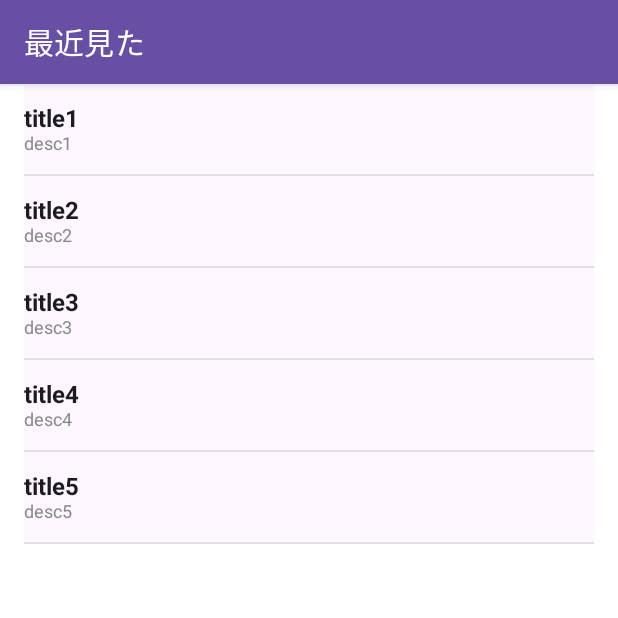
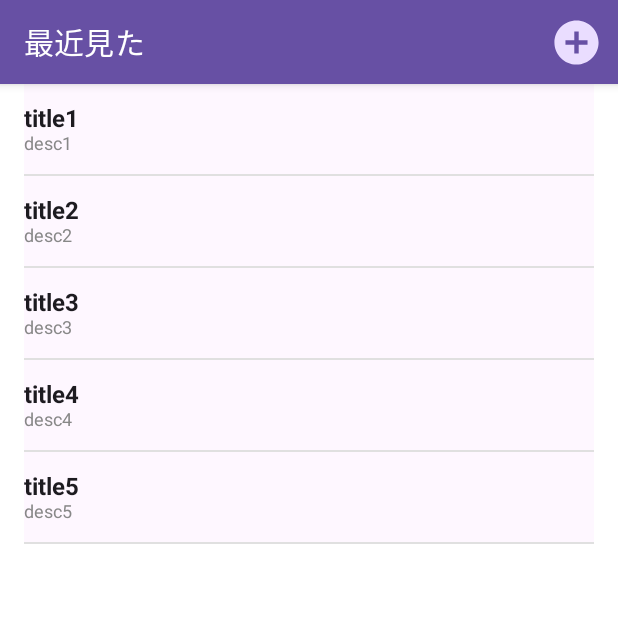
Before and after one commit to seabat/pdf_viewer, an Android app built with Jetpack Compose: the recentness screen opened through its navigation route, on a phone screen of 412 x 824 dp, the top half of it. Run offline under Robolectric (Android 15) with nearby library versions, the phone set to English and light mode, and no system bars; our stand-ins replace Dagger/Hilt's generated code; network calls fail.

Commit message:
ファイル追加のアイコンをヘッダーに追加する

```diff
--- a/ComposePdfViewer/app/src/main/java/dev/seabat/android/composepdfviewer/ui/PdfViewerAppBar.kt
+++ b/ComposePdfViewer/app/src/main/java/dev/seabat/android/composepdfviewer/ui/PdfViewerAppBar.kt
@@ -1,15 +1,19 @@
 package dev.seabat.android.composepdfviewer.ui
 
+import androidx.compose.foundation.layout.size
 import androidx.compose.material.Icon
 import androidx.compose.material.IconButton
 import androidx.compose.material.Text
 import androidx.compose.material.TopAppBar
 import androidx.compose.material.icons.Icons
+import androidx.compose.material.icons.filled.AddCircle
 import androidx.compose.material.icons.filled.Close
 import androidx.compose.material3.MaterialTheme
 import androidx.compose.runtime.Composable
 import androidx.compose.runtime.State
+import androidx.compose.ui.Modifier
 import androidx.compose.ui.res.stringResource
+import androidx.compose.ui.unit.dp
 import androidx.navigation.NavHostController
 import dev.seabat.android.composepdfviewer.ScaffoldState
 import dev.seabat.android.composepdfviewer.ui.screen.Screen
@@ -41,5 +45,15 @@ fun PdfViewerAppBar(
         } else {
             null
         },
+        actions = {
+            IconButton(onClick = { /* do something */ }) {
+                Icon(
+                    Icons.Filled.AddCircle,
+                    contentDescription = "PDFファイルを追加",
+                    modifier = Modifier.size(35.dp),
+                    tint = MaterialTheme.colorScheme.primaryContainer
+                )
+            }
+        }
     )
 }
```
